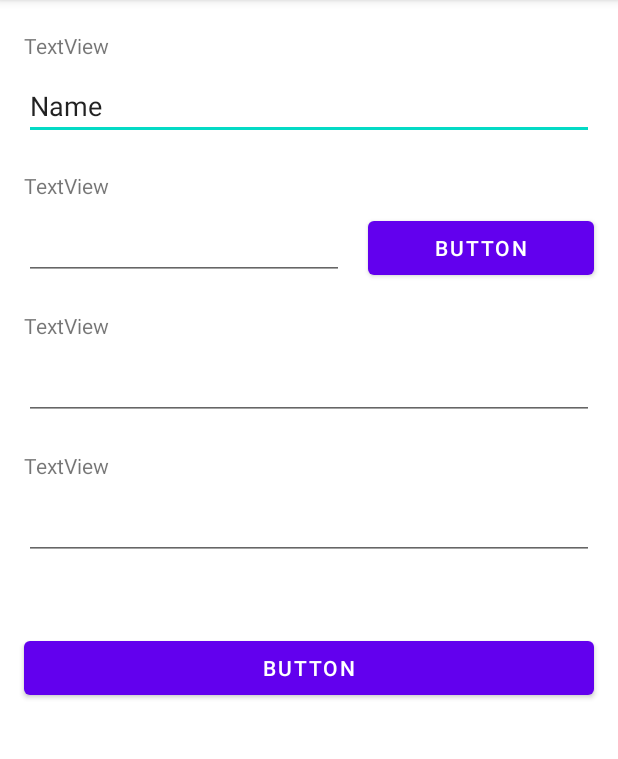
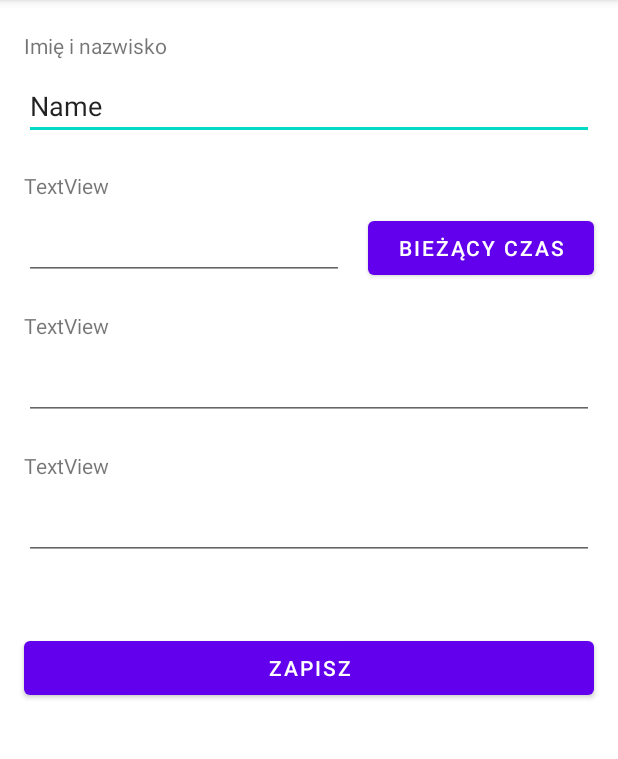
Before and after one commit to record-it/techelf-android-course, an Android app: the ConstraintLayoutActivity screen opened directly, with no data from a screen before it, on a phone screen of 412 x 824 dp, the part 84-843 px from its top. Run offline under Robolectric (Android 15) with nearby library versions, the phone set to English and light mode, and no system bars.

Commit message:
text change listener

```diff
--- a/app/src/main/java/pl/recordit/examples/techlif/first/ConstraintLayoutActivity.java
+++ b/app/src/main/java/pl/recordit/examples/techlif/first/ConstraintLayoutActivity.java
@@ -3,12 +3,34 @@ package pl.recordit.examples.techlif.first;
 import androidx.appcompat.app.AppCompatActivity;
 
 import android.os.Bundle;
+import android.text.Editable;
+import android.text.TextWatcher;
+import android.util.Log;
+import android.widget.EditText;
 
 public class ConstraintLayoutActivity extends AppCompatActivity {
+    private EditText timeEditText;
 
     @Override
     protected void onCreate(Bundle savedInstanceState) {
         super.onCreate(savedInstanceState);
         setContentView(R.layout.activity_constraint_layout);
+        timeEditText = findViewById(R.id.editTextTime);
+        timeEditText.addTextChangedListener(new TextWatcher() {
+            @Override
+            public void beforeTextChanged(CharSequence charSequence, int i, int i1, int i2) {
+
+            }
+
+            @Override
+            public void onTextChanged(CharSequence charSequence, int i, int i1, int i2) {
+                Log.i("APP", "Text changed " + charSequence.toString());
+            }
+
+            @Override
+            public void afterTextChanged(Editable editable) {
+
+            }
+        });
     }
 }
--- a/app/src/main/res/layout/activity_constraint_layout.xml
+++ b/app/src/main/res/layout/activity_constraint_layout.xml
@@ -11,7 +11,7 @@
         android:layout_width="0dp"
         android:layout_height="wrap_content"
         android:layout_marginTop="48dp"
-        android:text="Button"
+        android:text="@string/constraint_layout_label_button_submit"
         app:layout_constraintEnd_toStartOf="@+id/guideline3"
         app:layout_constraintStart_toStartOf="@+id/guideline2"
         app:layout_constraintTop_toBottomOf="@+id/editTextPhone" />
@@ -31,11 +31,12 @@
         app:layout_constraintGuide_end="16dp" />
 
     <TextView
-        android:id="@+id/textView"
+        android:id="@+id/nameLabel"
         android:layout_width="wrap_content"
         android:layout_height="wrap_content"
         android:layout_marginBottom="8dp"
-        android:text="TextView"
+        android:labelFor="@id/editTextTextPersonName"
+        android:text="@string/constraint_layout_label_name_input"
         app:layout_constraintBottom_toTopOf="@+id/editTextTextPersonName"
         app:layout_constraintStart_toStartOf="@+id/editTextTextPersonName" />
 
@@ -63,21 +64,22 @@
         app:layout_constraintTop_toBottomOf="@+id/editTextTextPersonName" />
 
     <Button
-        android:id="@+id/button2"
+        android:id="@+id/setDefaultTimeButton"
         android:layout_width="0dp"
         android:layout_height="wrap_content"
         android:layout_marginStart="16dp"
-        android:text="Button"
+        android:text="@string/constraint_layout_label_button_reset"
         app:layout_constraintEnd_toStartOf="@+id/guideline3"
         app:layout_constraintHorizontal_bias="1.0"
         app:layout_constraintStart_toEndOf="@+id/editTextTime"
         app:layout_constraintTop_toTopOf="@+id/editTextTime" />
 
     <TextView
-        android:id="@+id/textView3"
+        android:id="@+id/timeLabel"
         android:layout_width="wrap_content"
         android:layout_height="wrap_content"
         android:layout_marginBottom="8dp"
+        android:labelFor="@id/editTextTime"
         android:text="TextView"
         app:layout_constraintBottom_toTopOf="@+id/editTextTime"
         app:layout_constraintStart_toStartOf="@+id/editTextTime" />
@@ -105,20 +107,22 @@
         app:layout_constraintTop_toBottomOf="@+id/editTextTextEmailAddress" />
 
     <TextView
-        android:id="@+id/textView4"
+        android:id="@+id/emailLabel"
         android:layout_width="wrap_content"
         android:layout_height="wrap_content"
         android:layout_marginBottom="8dp"
         android:text="TextView"
+        android:labelFor="@id/editTextTextEmailAddress"
         app:layout_constraintBottom_toTopOf="@+id/editTextTextEmailAddress"
         app:layout_constraintStart_toStartOf="@+id/editTextTextEmailAddress" />
 
     <TextView
-        android:id="@+id/textView5"
+        android:id="@+id/phoneLabel"
         android:layout_width="wrap_content"
         android:layout_height="wrap_content"
         android:layout_marginBottom="8dp"
         android:text="TextView"
+        android:labelFor="@id/editTextPhone"
         app:layout_constraintBottom_toTopOf="@+id/editTextPhone"
         app:layout_constraintStart_toStartOf="@+id/editTextPhone" />
 
--- a/app/src/main/res/values/strings.xml
+++ b/app/src/main/res/values/strings.xml
@@ -1,4 +1,7 @@
 <resources>
     <string name="app_name">FirstApp</string>
     <string name="create_button_label">Uruchom przykładową aktywność</string>
+    <string name="constraint_layout_label_button_reset">Bieżący czas</string>
+    <string name="constraint_layout_label_button_submit">Zapisz</string>
+    <string name="constraint_layout_label_name_input">Imię i nazwisko</string>
 </resources>
```
Also changed, not shown: app/src/main/java/pl/recordit/examples/techlif/first/MainActivity.java (+10 -1 lines), app/src/main/res/layout/activity_main.xml (+16 -6 lines).
